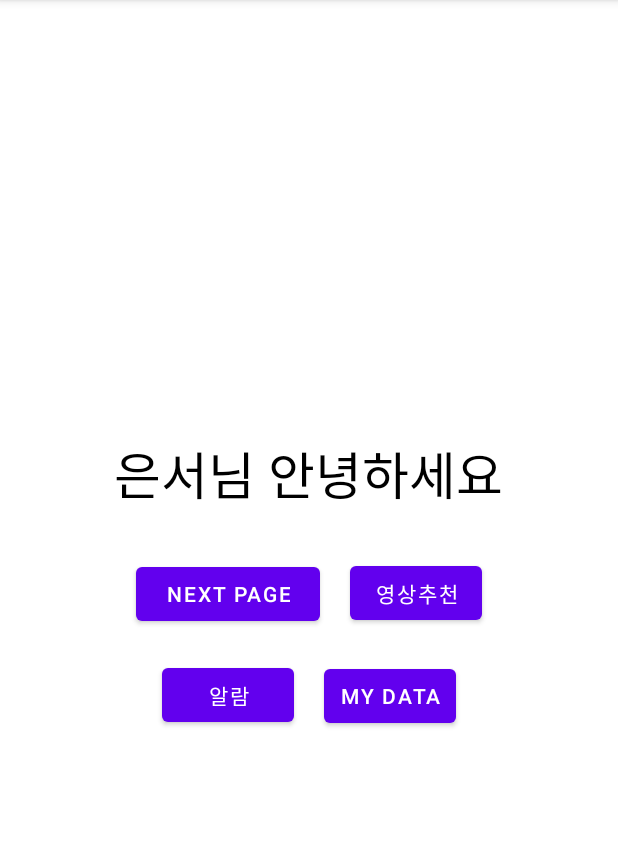
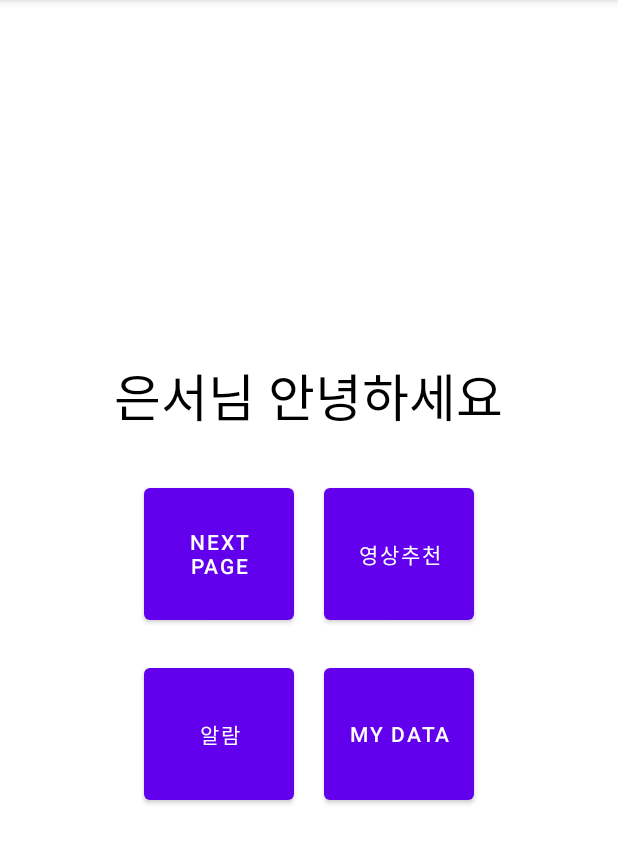
Before and after one commit to meanz1/SE_SleepWithMe, an Android app: the screen it shows after launch (MainActivity), on a phone screen of 412 x 824 dp, the part 84-948 px from its top. Run offline under Robolectric (Android 15) with nearby library versions, the phone set to English and light mode, and no system bars.

Commit message:
editing button size

```diff
--- a/APP/app/src/main/res/layout/activity_main.xml
+++ b/APP/app/src/main/res/layout/activity_main.xml
@@ -20,44 +20,42 @@
     <LinearLayout
         android:layout_width="wrap_content"
         android:background="@color/white"
+        android:gravity="center"
         android:layout_height="wrap_content">
 
         <Button
             android:id="@+id/btn1"
-            android:layout_width="wrap_content"
-            android:layout_height="wrap_content"
+            android:layout_width="100dp"
+            android:layout_height="100dp"
             android:layout_margin="10dp"
             android:text="next page"
-            android:textColor="@color/white"
-            android:paddingHorizontal="20dp" />
+            android:textColor="@color/white" />
 
         <Button
             android:id="@+id/recommend"
-            android:layout_width="wrap_content"
-            android:layout_height="wrap_content"
+            android:layout_width="100dp"
+            android:layout_height="100dp"
             android:layout_margin="10dp"
             android:text="영상추천"
-            android:textColor="@color/white"
-            android:paddingHorizontal="15dp" />
+            android:textColor="@color/white" />
     </LinearLayout>
 
     <LinearLayout
         android:layout_width="wrap_content"
-        android:layout_height="wrap_content">
+        android:layout_height="wrap_content"
+        android:gravity="center">
         <Button
             android:id="@+id/alarm"
-            android:layout_width="wrap_content"
-            android:layout_height="wrap_content"
+            android:layout_width="100dp"
+            android:layout_height="100dp"
             android:layout_margin="10dp"
-            android:paddingHorizontal="10dp"
             android:text="알람"
             android:textColor="@color/white"/>
         <Button
             android:id="@+id/myData"
-            android:layout_width="wrap_content"
-            android:layout_height="wrap_content"
+            android:layout_width="100dp"
+            android:layout_height="100dp"
             android:layout_margin="10dp"
-            android:paddingHorizontal="10dp"
             android:text="My data"
             android:textColor="@color/white" />
     </LinearLayout>
```
